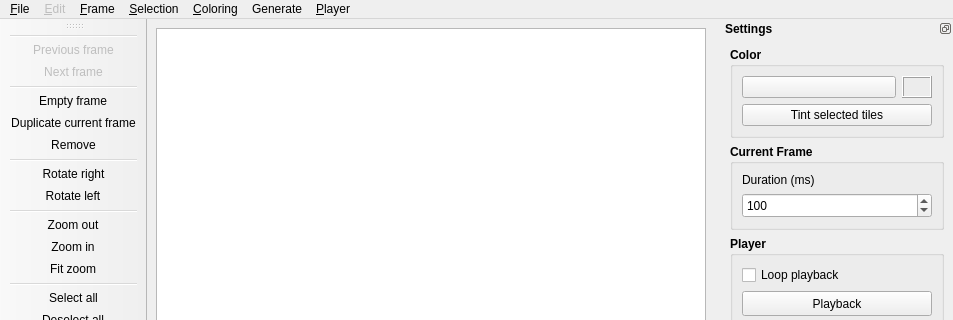
FilePhil/blinkgui, file mainwindow.ui: the form before one commit; both pictures show x 0 to 953 and y 0 to 320 of the 953 by 670 pixel window.
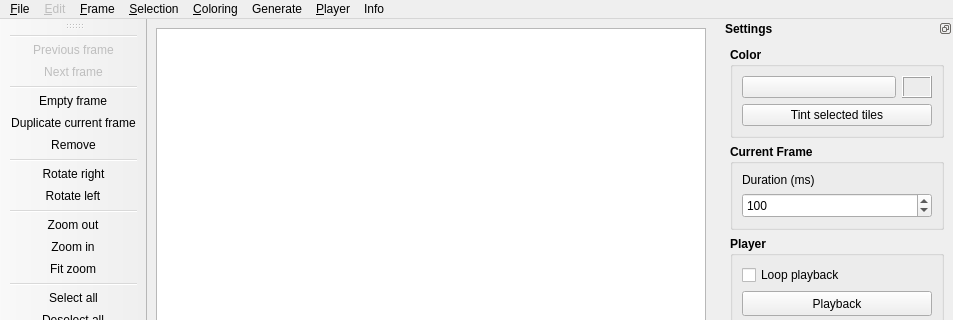
The form after the commit. Icons and pictures are not drawn. Custom widgets are drawn as their Qt base class.

```diff
--- a/mainwindow.ui
+++ b/mainwindow.ui
@@ -378,6 +378,13 @@
     <addaction name="actionGenerate_function"/>
     <addaction name="actionGenerate_ticker_font"/>
    </widget>
+   <widget class="QMenu" name="menuInfo">
+    <property name="title">
+     <string>Info</string>
+    </property>
+    <addaction name="actionAbout"/>
+    <addaction name="actionAbout_Qt"/>
+   </widget>
    <addaction name="menuFile"/>
    <addaction name="menuEdit"/>
    <addaction name="menuFrames"/>
@@ -385,6 +392,7 @@
    <addaction name="menuColoring"/>
    <addaction name="menuGenerate"/>
    <addaction name="menuPlayer"/>
+   <addaction name="menuInfo"/>
   </widget>
   <widget class="QStatusBar" name="statusBar"/>
   <widget class="QDockWidget" name="dockWidget">
```
Left out of the diff: 10 changed lines with no effect on the pictures.
